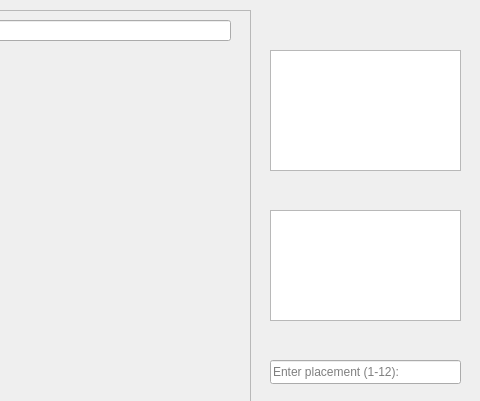
This is MainWindow.ui in BaoPun/MarioKart-TrackEvaluations as Qt 5 draws it before an edit; both pictures show x 320 to 800 and y 0 to 401 of the 800 by 649 pixel window. The edited form follows.
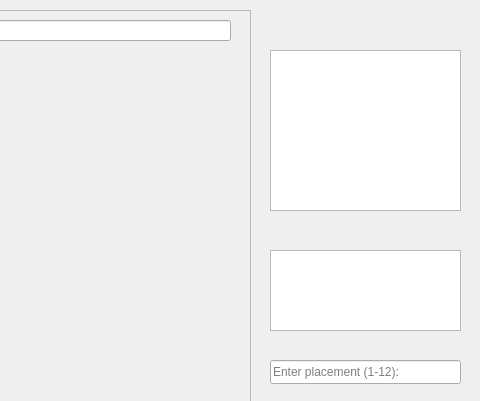
This is the edited form.

The edit to the form file:
```diff
--- a/MainWindow.ui
+++ b/MainWindow.ui
@@ -71,9 +71,9 @@
     <property name="geometry">
      <rect>
       <x>590</x>
-      <y>210</y>
+      <y>250</y>
       <width>191</width>
-      <height>111</height>
+      <height>81</height>
      </rect>
     </property>
    </widget>
@@ -83,7 +83,7 @@
       <x>590</x>
       <y>50</y>
       <width>191</width>
-      <height>121</height>
+      <height>161</height>
      </rect>
     </property>
    </widget>
```
Left out of the diff: 2 changed lines with no effect on the pictures.
